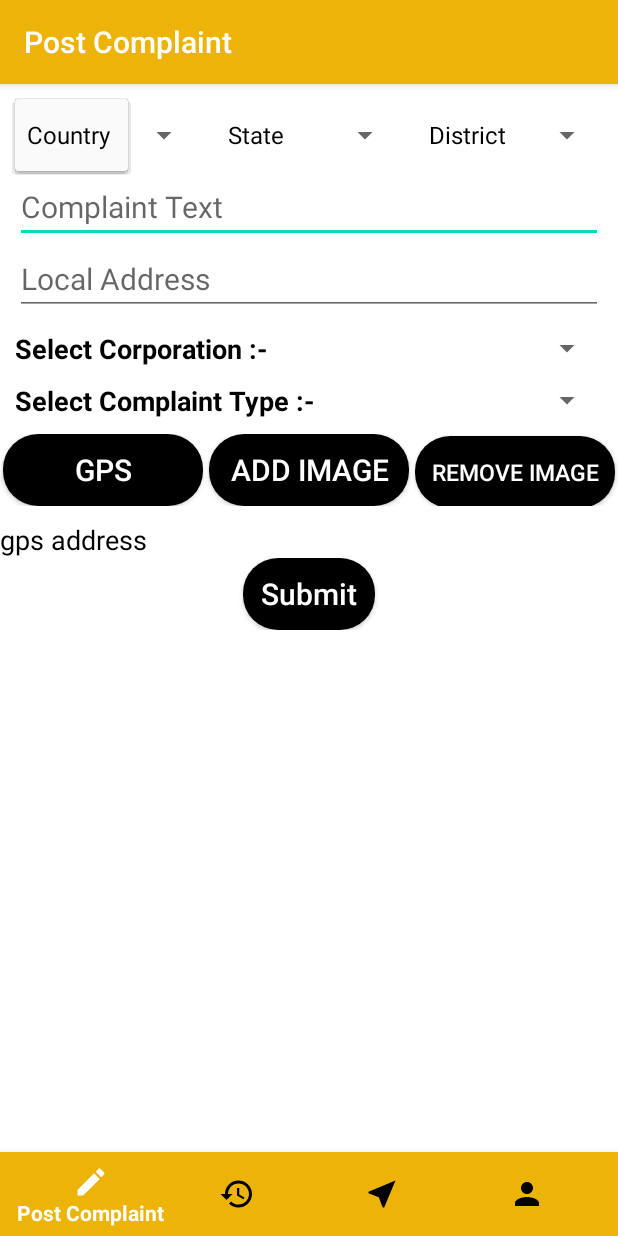
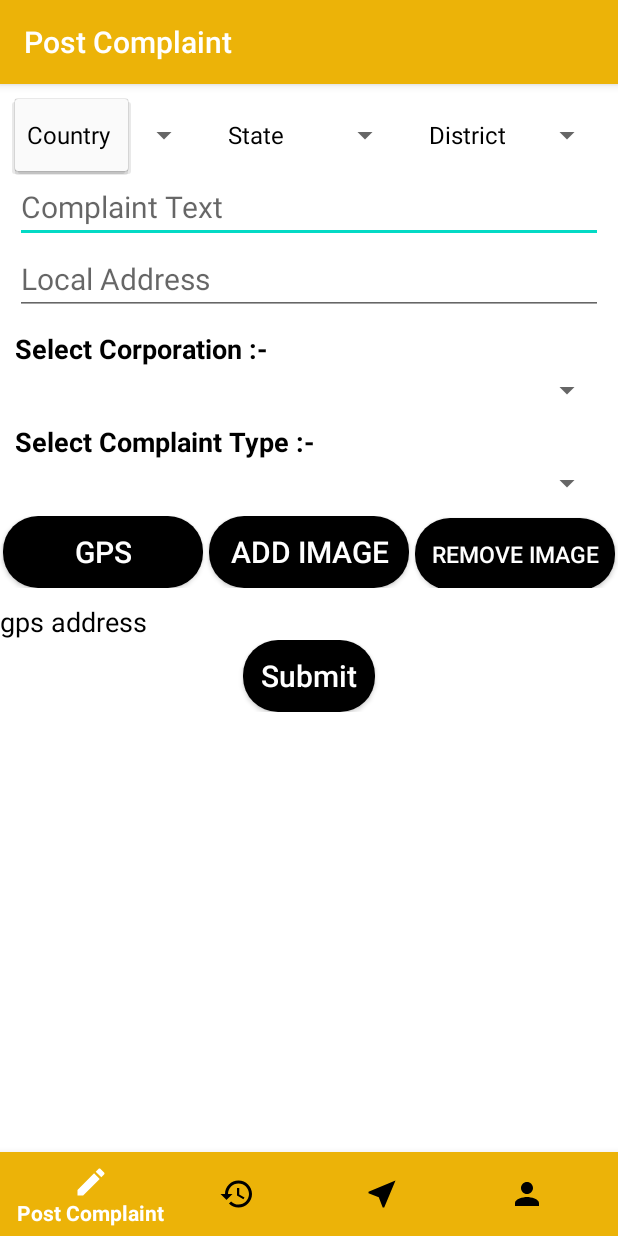
Before and after one commit to senteam15daiict/ComplaintApp, an Android app: the Profile screen opened directly, with no data from a screen before it, after a tap on "Country", on a phone screen of 412 x 824 dp. Run offline under Robolectric (Android 15) with nearby library versions, the phone set to English and light mode, and no system bars; our stand-ins replace CircleImageView, Firebase (no records; nobody signed in at launch, a user with empty details on screens opened directly), Picasso; libraries missing offline, so code that uses them is left out: com.theartofdev.edmodo; pictures from the network do not load.

Commit message:
hello world

```diff
--- a/app/src/main/java/com/example/complaintapp/Complaint_Resolved_Full.java
+++ b/app/src/main/java/com/example/complaintapp/Complaint_Resolved_Full.java
@@ -330,6 +330,9 @@ public class Complaint_Resolved_Full extends AppCompatActivity {
                             if(!url.equals("")){
                                 Picasso.get().load(url).into(vComplaint_Resolved_Full_Corporation_Response_Image);
                             }
+                            else{
+                                vComplaint_Resolved_Full_Corporation_Response_Image.setVisibility(View.GONE);
+                            }
                             String text = Objects.requireNonNull(dataSnapshot.child("Response_Text").getValue()).toString();
                             vComplaint_Resolved_Full_Corporation_Response_Description.setText(text);
                             String date = Objects.requireNonNull(dataSnapshot.child("Date").getValue()).toString();
--- a/app/src/main/res/layout/activity_citizen_home.xml
+++ b/app/src/main/res/layout/activity_citizen_home.xml
@@ -71,17 +71,12 @@
                 android:hint="Local Address"
                 android:textSize="20sp" />
 
-            <LinearLayout
-                android:layout_width="match_parent"
-                android:layout_height="wrap_content"
-                android:layout_marginTop="10dp"
-                android:orientation="horizontal">
 
             <TextView
                 android:layout_width="wrap_content"
                 android:layout_height="wrap_content"
-                    android:layout_gravity="center_horizontal"
                 android:layout_marginStart="10dp"
+                android:layout_marginTop="10dp"
                 android:text="Select Corporation :-"
                 android:textColor="#000000"
                 android:textSize="18sp"
@@ -92,19 +87,15 @@
                 android:layout_width="match_parent"
                 android:layout_height="wrap_content"
                 android:layout_gravity="center_horizontal"
-                    android:layout_marginHorizontal="10dp" />
-            </LinearLayout>
+                android:layout_marginHorizontal="10dp"
+                android:layout_marginTop="3dp" />
 
-            <LinearLayout
-                android:layout_width="match_parent"
-                android:layout_height="wrap_content"
-                android:layout_marginTop="10dp"
-                android:orientation="horizontal">
 
             <TextView
                 android:layout_width="wrap_content"
                 android:layout_height="wrap_content"
                 android:layout_marginHorizontal="10dp"
+                android:layout_marginTop="10dp"
                 android:text="Select Complaint Type :-"
                 android:textColor="#000000"
                 android:textSize="18sp"
@@ -114,8 +105,9 @@
                 android:id="@+id/Citizen_Home_Type_Spinner"
                 android:layout_width="match_parent"
                 android:layout_height="wrap_content"
-                    android:layout_marginHorizontal="10dp" />
-            </LinearLayout>
+                android:layout_marginHorizontal="10dp"
+                android:layout_marginTop="3dp" />
+
 
             <LinearLayout
                 android:layout_width="match_parent"
--- a/app/src/main/res/layout/activity_corporation__profile.xml
+++ b/app/src/main/res/layout/activity_corporation__profile.xml
@@ -148,6 +148,7 @@
                 android:layout_height="wrap_content"
                 android:layout_below="@+id/Corporation_Not_Available_Complaint_Types"
                 android:layout_marginTop="10dp"
+                android:layout_marginBottom="10dp"
                 android:orientation="horizontal">
 
                 <Button
```
Also changed, not shown: app/src/main/java/com/example/complaintapp/Corporation_Profile.java (+19 -4 lines), app/src/main/java/com/example/complaintapp/Login.java (+37 -36 lines), app/src/main/java/com/example/complaintapp/Login_Corporation.java (+5 -10 lines), app/src/main/java/com/example/complaintapp/MainActivity.java (+21 -3 lines), app/src/main/java/com/example/complaintapp/Profile.java (+16 -0 lines), app/src/main/java/com/example/complaintapp/Sign_Up_Corporation.java (+13 -3 lines). Lines whose indentation alone changed are shown as unchanged.
